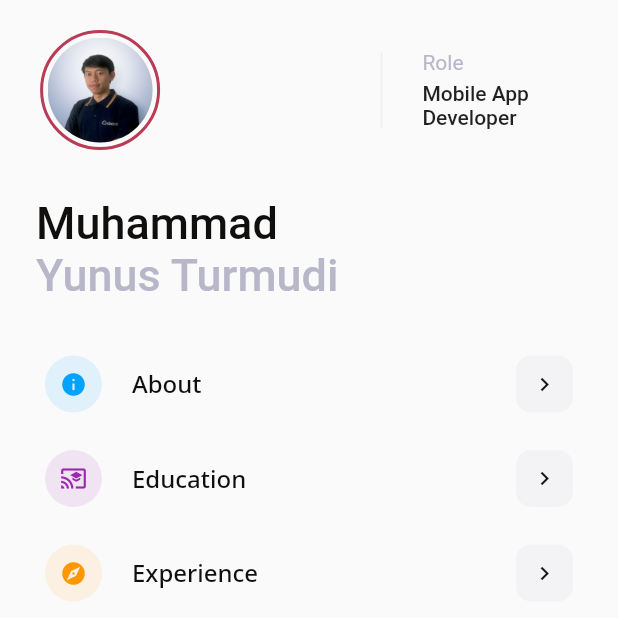
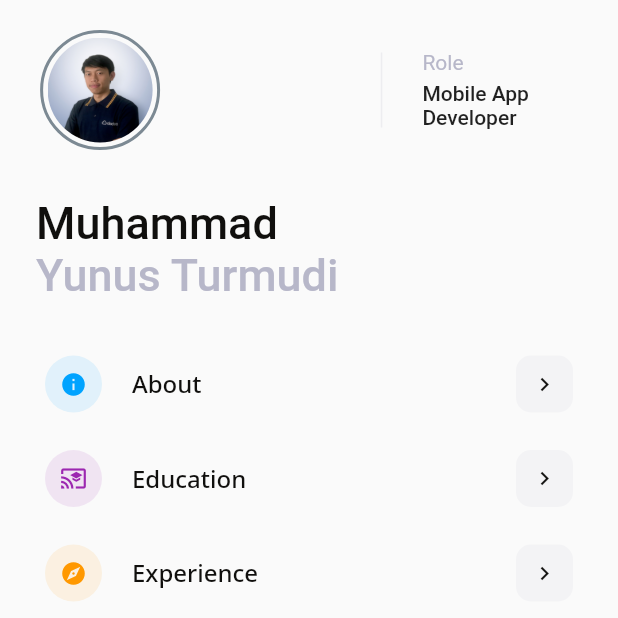
Before and after one commit to myunusss/mobile_portofolio_yunus, a Flutter app: the screen it shows after launch, on a phone screen of 412 x 824 dp, the top half of it. Run offline on Flutter 3.47's test engine with Material 2 defaults, Android fonts, the phone set to English and light mode, and no system bars; Roboto replaces fonts that are missing (NotoSansJp).

Commit message:
Adding animated container for border photo at home

```diff
--- a/lib/ui/pages/home_page.dart
+++ b/lib/ui/pages/home_page.dart
@@ -1,3 +1,6 @@
+import 'dart:async';
+import 'dart:math';
+
 import 'package:flutter/material.dart';
 import 'package:portofolio_yunus/theme.dart';
 import 'package:portofolio_yunus/ui/pages/about_page.dart';
@@ -12,9 +15,13 @@ class HomePage extends StatefulWidget {
 }
 
 class _HomePageState extends State<HomePage> {
+  Random random = Random();
+
   @override
   Widget build(BuildContext context) {
-    return Scaffold(
+    return MaterialApp(
+      debugShowCheckedModeBanner: false,
+      home: Scaffold(
         body: SafeArea(
           child: SingleChildScrollView(
             child: Container(
@@ -30,15 +37,23 @@ class _HomePageState extends State<HomePage> {
                       children: [
                         Flexible(
                           flex: 1,
+                          child: GestureDetector(
+                            onTap: () {
+                              setState(() {});
+                            },
+                            child: AnimatedContainer(
+                              duration: Duration(seconds: 2),
                               child: Container(
                                 padding: EdgeInsets.all(3),
                                 decoration: BoxDecoration(
-                            border: Border.all(width: 2, color: pinkColor),
+                                  border: Border.all(width: 2, color: Color.fromRGBO(random.nextInt(255), random.nextInt(255), random.nextInt(200), 0.6)),
                                   borderRadius: BorderRadius.circular(50),
                                 ),
                                 child: ClipRRect(
                                   borderRadius: BorderRadius.circular(50),
                                   child: Image.asset('lib/assets/images/yunus_pic.png', width: 70, height: 70, fit: BoxFit.fill),
+                                ),
+                              ),
                             ),
                           ),
                         ),
@@ -125,6 +140,7 @@ class _HomePageState extends State<HomePage> {
             ),
           ),
         )
+      ),
     );
   }
 }
```
Lines whose indentation alone changed are shown as unchanged.
